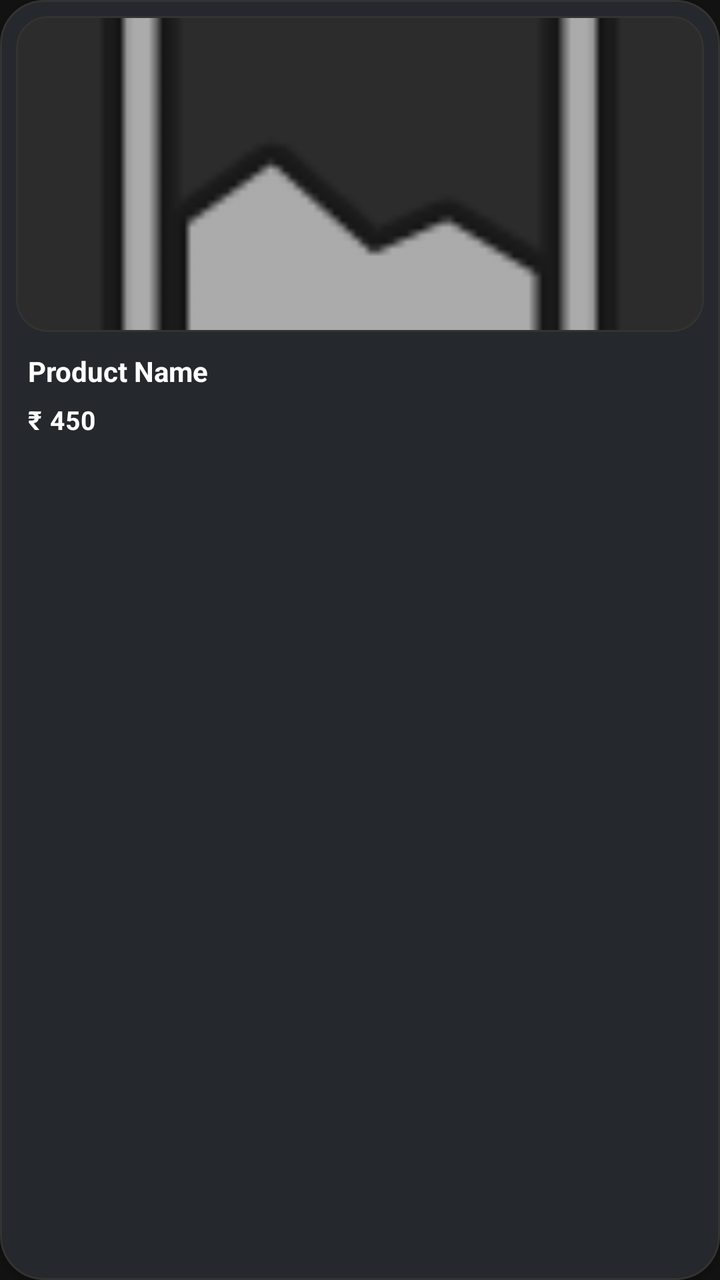
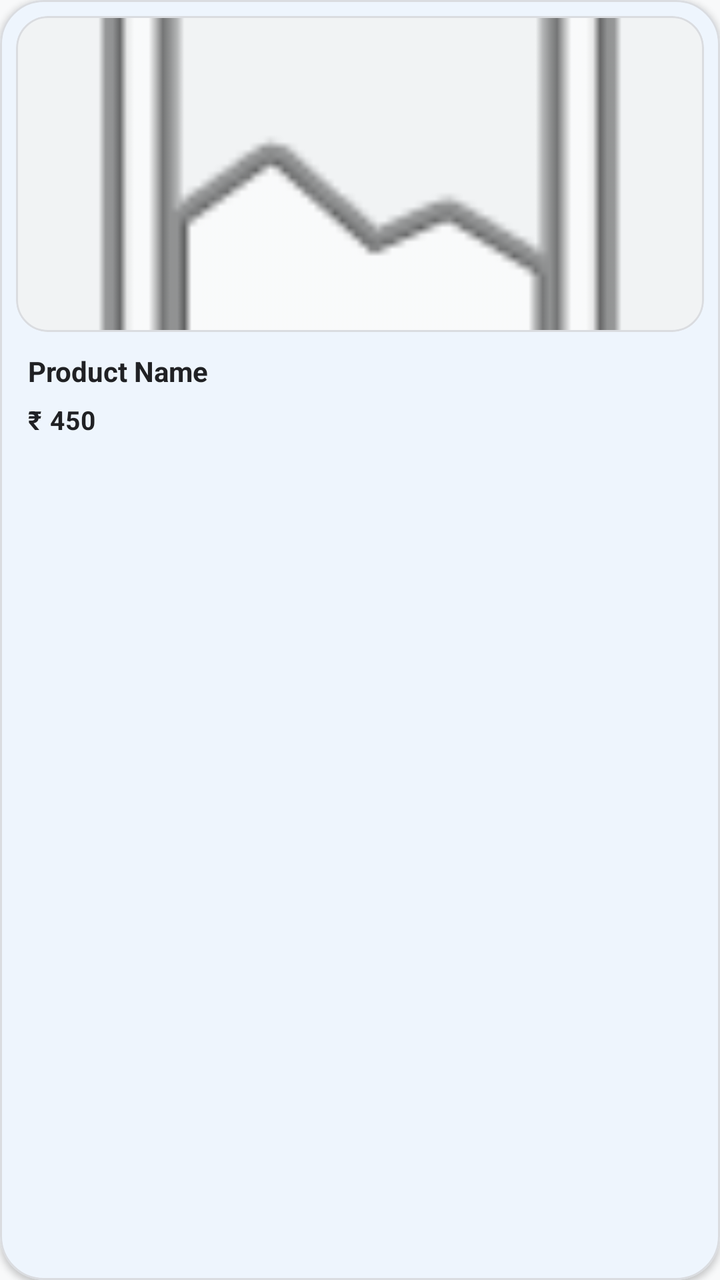

Two renders of the same Android screen: before a commit and after it. Below are the layout's source before the change and the commit's diff.
<!-- AndroidManifest.xml: application theme Theme.HastaKalaShop -->
<!-- res/layout/item_product_card.xml -->
<?xml version="1.0" encoding="utf-8"?>
<com.google.android.material.card.MaterialCardView xmlns:android="http://schemas.android.com/apk/res/android"
    xmlns:app="http://schemas.android.com/apk/res-auto"
    android:layout_width="match_parent"
    android:layout_height="wrap_content"
    android:layout_marginHorizontal="10dp"
    android:layout_marginVertical="10dp"
    android:clickable="true"
    android:focusable="true"
    app:cardCornerRadius="22dp"
    app:cardElevation="2dp"
    app:rippleColor="@color/accent_simple"
    app:strokeWidth="1dp"
    app:strokeColor="@color/divider_color"
    app:cardBackgroundColor="@color/surface_dark">

    <LinearLayout
        android:layout_width="match_parent"
        android:layout_height="wrap_content"
        android:orientation="vertical">

        <com.google.android.material.card.MaterialCardView
            android:layout_width="match_parent"
            android:layout_height="158dp"
            android:layout_margin="8dp"
            app:cardCornerRadius="16dp"
            app:cardElevation="0dp"
            app:strokeWidth="1dp"
            app:strokeColor="@color/divider_color"
            app:cardBackgroundColor="@color/surface_variant">

            <ImageView
                android:id="@+id/product_icon"
                android:layout_width="match_parent"
                android:layout_height="match_parent"
                android:scaleType="centerCrop"
                android:src="@android:drawable/ic_menu_gallery" />
        </com.google.android.material.card.MaterialCardView>

        <LinearLayout
            android:layout_width="match_parent"
            android:layout_height="wrap_content"
            android:orientation="vertical"
            android:paddingStart="14dp"
            android:paddingEnd="14dp"
            android:paddingTop="2dp"
            android:paddingBottom="14dp">

            <TextView
                android:id="@+id/product_name"
                android:layout_width="wrap_content"
                android:layout_height="wrap_content"
                android:text="Product Name"
                android:textColor="@color/text_primary"
                android:textStyle="bold"
                android:textSize="14sp"
                android:maxLines="2"
                android:ellipsize="end"
                android:lineSpacingMultiplier="1.05" />

            <TextView
                android:layout_width="wrap_content"
                android:layout_height="wrap_content"
                android:text="₹ 450"
                android:textColor="@color/text_primary"
                android:textStyle="bold"
                android:textSize="13sp"
                android:layout_marginTop="6dp"
                android:letterSpacing="0.02" />
        </LinearLayout>
    </LinearLayout>

</com.google.android.material.card.MaterialCardView>
<!-- resources referenced by this layout -->
<resources>
  <color name="accent_simple">#8AB4F8</color>
  <color name="divider_color">#333333</color>
  <color name="surface_dark">#1E1E1E</color>
  <color name="surface_variant">#2C2C2C</color>
  <color name="text_primary">#FFFFFF</color>
  <style name="Theme.HastaKalaShop" parent="Theme.Material3.DayNight.NoActionBar">
          <item name="colorPrimary">@color/primary</item>
          <item name="colorOnPrimary">@color/onPrimary</item>
          <item name="colorPrimaryContainer">@color/primaryContainer</item>
          <item name="colorOnPrimaryContainer">@color/onPrimaryContainer</item>
          <item name="colorSecondary">@color/secondary</item>
          <item name="colorOnSecondary">@color/onSecondary</item>
          <item name="android:colorBackground">@color/background</item>
          <item name="colorSurface">@color/surface</item>
          <item name="colorOnSurface">@color/onSurface</item>
          <item name="colorSurfaceVariant">@color/surfaceVariant</item>
          <item name="colorOnSurfaceVariant">@color/onSurfaceVariant</item>
          <item name="colorOutline">@color/outline</item>
          <item name="colorSecondaryContainer">@color/primary</item>
          <item name="colorOnSecondaryContainer">@color/onPrimary</item>
  
          <item name="android:navigationBarColor">@color/bg_dark</item>
          <item name="android:statusBarColor">@color/bg_dark</item>
          
          <item name="android:windowBackground">@color/background</item>
  
          <item name="textAppearanceHeadlineMedium">@style/TextAppearance.HastaKala.HeadlineMedium</item>
          <item name="textAppearanceTitleLarge">@style/TextAppearance.HastaKala.TitleLarge</item>
      </style>
  <color name="primary">@color/accent_simple</color>
  <color name="onPrimary">#121212</color>
  <color name="primaryContainer">#2C2C2C</color>
  <color name="onPrimaryContainer">#8AB4F8</color>
  <color name="secondary">#E8EAED</color>
  <color name="onSecondary">#121212</color>
  <color name="background">@color/bg_dark</color>
  <color name="surface">@color/surface_dark</color>
  <color name="onSurface">@color/text_primary</color>
  <color name="surfaceVariant">@color/surface_variant</color>
  <color name="onSurfaceVariant">@color/text_secondary</color>
  <color name="outline">@color/divider_color</color>
  <color name="bg_dark">#121212</color>
  <style name="TextAppearance.HastaKala.HeadlineMedium" parent="TextAppearance.Material3.HeadlineMedium">
          <item name="android:fontFamily">sans-serif-medium</item>
          <item name="android:textStyle">normal</item>
          <item name="android:textColor">@color/onSurface</item>
      </style>
  <style name="TextAppearance.HastaKala.TitleLarge" parent="TextAppearance.Material3.TitleLarge">
          <item name="android:fontFamily">sans-serif-medium</item>
          <item name="android:textStyle">normal</item>
          <item name="android:textColor">@color/onSurface</item>
      </style>
  <color name="text_secondary">#B3B3B3</color>
</resources>

<!-- the commit's change to res/layout/item_product_card.xml (unified diff, before → after) -->
@@ -12,7 +12,7 @@
     app:rippleColor="@color/accent_simple"
     app:strokeWidth="1dp"
     app:strokeColor="@color/divider_color"
-    app:cardBackgroundColor="@color/surface_dark">
+    app:cardBackgroundColor="@color/surface">
 
     <LinearLayout
         android:layout_width="match_parent"
@@ -27,7 +27,7 @@
             app:cardElevation="0dp"
             app:strokeWidth="1dp"
             app:strokeColor="@color/divider_color"
-            app:cardBackgroundColor="@color/surface_variant">
+            app:cardBackgroundColor="@color/surfaceVariant">
 
             <ImageView
                 android:id="@+id/product_icon"
<!-- resource entries referenced after the edit -->
@@ -1,11 +1,9 @@
 <!-- resources referenced by this layout -->
 <resources>
-  <color name="accent_simple">#8AB4F8</color>
-  <color name="divider_color">#333333</color>
-  <color name="surface_dark">#1E1E1E</color>
-  <color name="surface_variant">#2C2C2C</color>
-  <color name="text_primary">#FFFFFF</color>
-  <style name="Theme.HastaKalaShop" parent="Theme.Material3.DayNight.NoActionBar">
+  <color name="accent_simple">#1A73E8</color>
+  <color name="divider_color">#DADCE0</color>
+  <color name="text_primary">#202124</color>
+  <style name="Theme.HastaKalaShop" parent="Theme.Material3.Light.NoActionBar">
           <item name="colorPrimary">@color/primary</item>
           <item name="colorOnPrimary">@color/onPrimary</item>
           <item name="colorPrimaryContainer">@color/primaryContainer</item>
@@ -18,30 +16,33 @@
           <item name="colorSurfaceVariant">@color/surfaceVariant</item>
           <item name="colorOnSurfaceVariant">@color/onSurfaceVariant</item>
           <item name="colorOutline">@color/outline</item>
-          <item name="colorSecondaryContainer">@color/primary</item>
-          <item name="colorOnSecondaryContainer">@color/onPrimary</item>
+          <item name="colorSecondaryContainer">@color/primaryContainer</item>
+          <item name="colorOnSecondaryContainer">@color/onPrimaryContainer</item>
   
-          <item name="android:navigationBarColor">@color/bg_dark</item>
-          <item name="android:statusBarColor">@color/bg_dark</item>
+          <item name="android:navigationBarColor">@color/background</item>
+          <item name="android:statusBarColor">@color/background</item>
+          <item name="android:windowLightStatusBar">true</item>
+          <item name="android:windowLightNavigationBar">true</item>
           
           <item name="android:windowBackground">@color/background</item>
   
           <item name="textAppearanceHeadlineMedium">@style/TextAppearance.HastaKala.HeadlineMedium</item>
           <item name="textAppearanceTitleLarge">@style/TextAppearance.HastaKala.TitleLarge</item>
       </style>
+  <color name="surface_light">#FFFFFF</color>
+  <color name="surface_variant_light">#F1F3F4</color>
   <color name="primary">@color/accent_simple</color>
-  <color name="onPrimary">#121212</color>
-  <color name="primaryContainer">#2C2C2C</color>
-  <color name="onPrimaryContainer">#8AB4F8</color>
-  <color name="secondary">#E8EAED</color>
-  <color name="onSecondary">#121212</color>
-  <color name="background">@color/bg_dark</color>
-  <color name="surface">@color/surface_dark</color>
+  <color name="onPrimary">#FFFFFF</color>
+  <color name="primaryContainer">#D2E3FC</color>
+  <color name="onPrimaryContainer">#174EA6</color>
+  <color name="secondary">#5F6368</color>
+  <color name="onSecondary">#FFFFFF</color>
+  <color name="background">@color/bg_light</color>
+  <color name="surface">@color/surface_light</color>
   <color name="onSurface">@color/text_primary</color>
-  <color name="surfaceVariant">@color/surface_variant</color>
+  <color name="surfaceVariant">@color/surface_variant_light</color>
   <color name="onSurfaceVariant">@color/text_secondary</color>
   <color name="outline">@color/divider_color</color>
-  <color name="bg_dark">#121212</color>
   <style name="TextAppearance.HastaKala.HeadlineMedium" parent="TextAppearance.Material3.HeadlineMedium">
           <item name="android:fontFamily">sans-serif-medium</item>
           <item name="android:textStyle">normal</item>
@@ -52,6 +53,7 @@
           <item name="android:textStyle">normal</item>
           <item name="android:textColor">@color/onSurface</item>
       </style>
-  <color name="text_secondary">#B3B3B3</color>
+  <color name="bg_light">#F8F9FA</color>
+  <color name="text_secondary">#5F6368</color>
 </resources>
 
